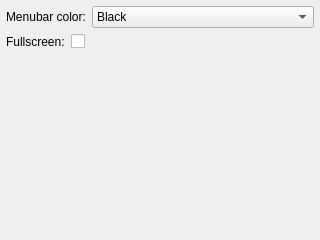
Old version of the form ui/GuiSettingsWidget.ui in the repository kipr/botui.
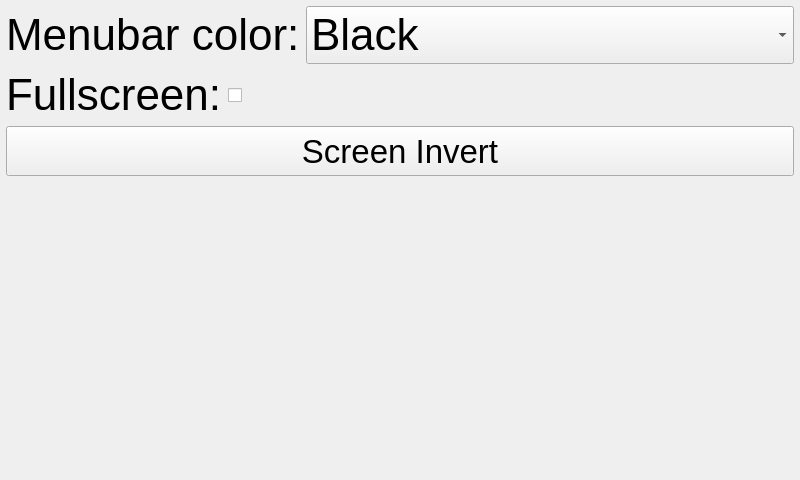
New version of the form.

The edit to the form file:
```diff
--- a/ui/GuiSettingsWidget.ui
+++ b/ui/GuiSettingsWidget.ui
@@ -6,8 +6,8 @@
    <rect>
     <x>0</x>
     <y>0</y>
-    <width>320</width>
-    <height>240</height>
+    <width>800</width>
+    <height>480</height>
    </rect>
   </property>
   <property name="windowTitle">
@@ -21,6 +21,11 @@
     <layout class="QHBoxLayout" name="horizontalLayout" stretch="0,1">
      <item>
       <widget class="QLabel" name="label">
+       <property name="font">
+        <font>
+         <pointsize>33</pointsize>
+        </font>
+       </property>
        <property name="text">
         <string>Menubar color:</string>
        </property>
@@ -28,6 +33,11 @@
      </item>
      <item>
       <widget class="QComboBox" name="colors">
+       <property name="font">
+        <font>
+         <pointsize>33</pointsize>
+        </font>
+       </property>
        <item>
         <property name="text">
          <string>Black</string>
@@ -71,6 +81,11 @@
     <layout class="QHBoxLayout" name="horizontalLayout_2" stretch="0,1">
      <item>
       <widget class="QLabel" name="label_2">
+       <property name="font">
+        <font>
+         <pointsize>33</pointsize>
+        </font>
+       </property>
        <property name="text">
         <string>Fullscreen:</string>
        </property>
@@ -78,6 +93,12 @@
      </item>
      <item>
       <widget class="QCheckBox" name="fullscreen">
+       <property name="minimumSize">
+        <size>
+         <width>0</width>
+         <height>50</height>
+        </size>
+       </property>
        <property name="text">
         <string/>
        </property>
@@ -85,6 +106,24 @@
      </item>
     </layout>
    </item>
+   <item>
+    <widget class="QPushButton" name="invert_screen">
+     <property name="minimumSize">
+      <size>
+       <width>0</width>
+       <height>50</height>
+      </size>
+     </property>
+     <property name="font">
+      <font>
+       <pointsize>25</pointsize>
+      </font>
+     </property>
+     <property name="text">
+      <string>Screen Invert</string>
+     </property>
+    </widget>
+   </item>
    <item>
     <spacer name="verticalSpacer">
      <property name="orientation">
```
Left out of the diff: 11 changed lines with no effect on the pictures.
